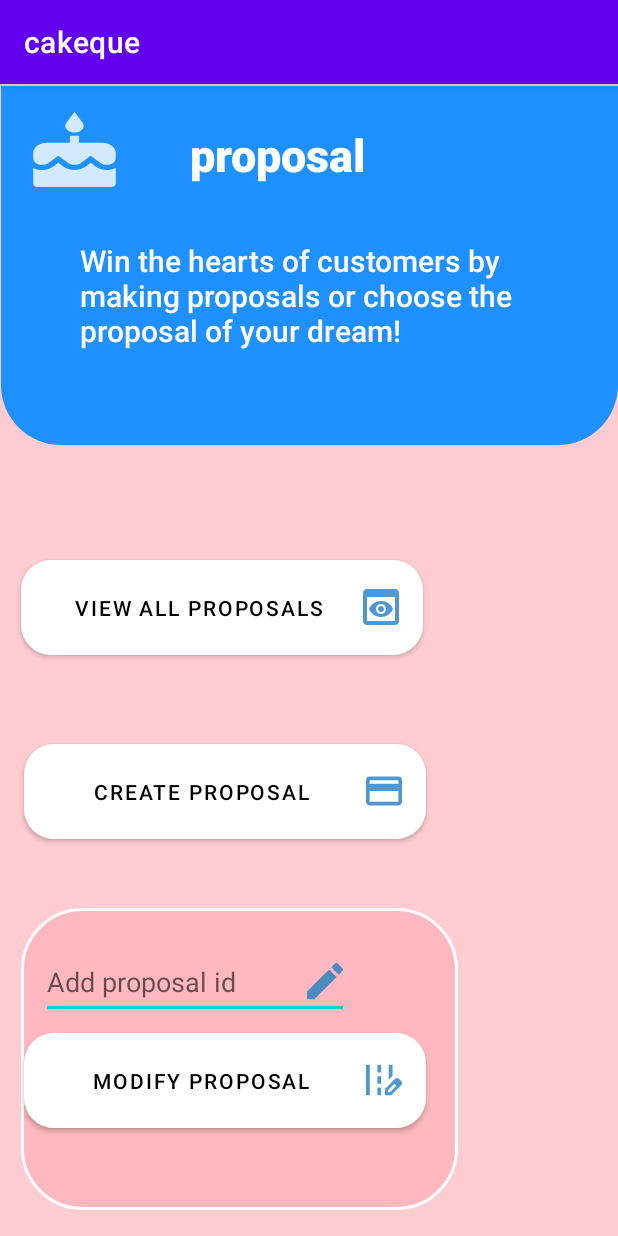
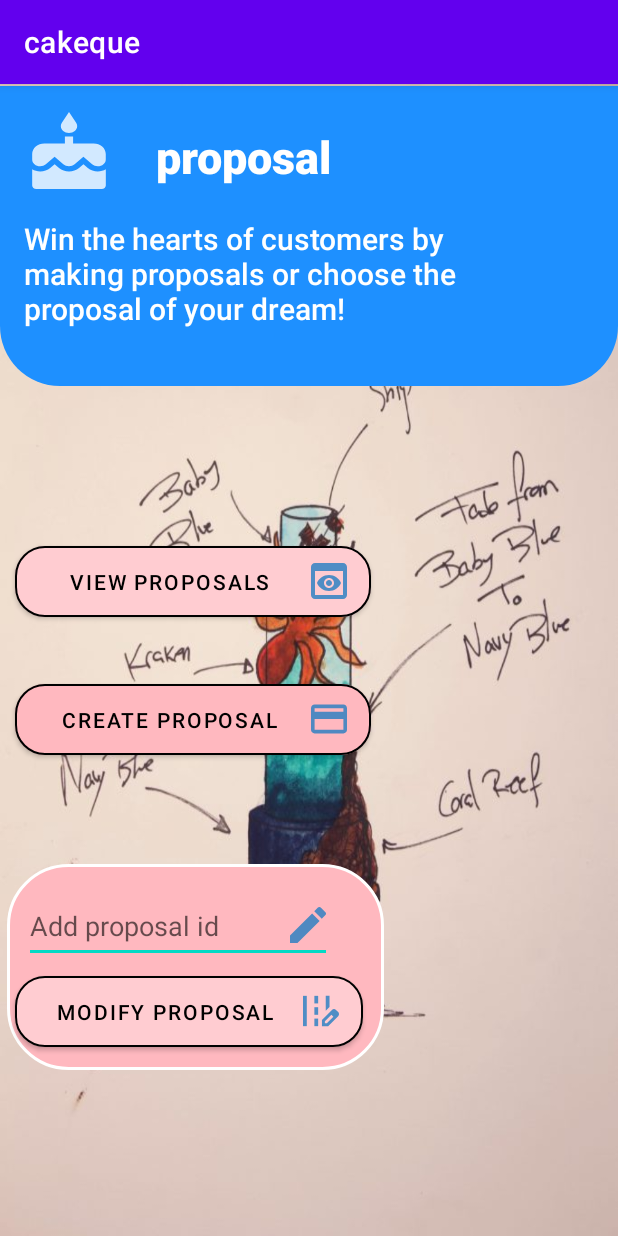
Before and after one commit to shashsan-96/MAD_Cakeque, an Android app: the proposal_dashboard screen opened directly, with no data from a screen before it, on a phone screen of 412 x 824 dp. Run offline under Robolectric (Android 15) with nearby library versions, the phone set to English and light mode, and no system bars.

Commit message:
add background image to the dashboard and view proposal page

```diff
--- a/app/src/main/res/drawable/myshape.xml
+++ b/app/src/main/res/drawable/myshape.xml
@@ -11,8 +11,4 @@
     <corners
         android:bottomLeftRadius="40dp"
         android:bottomRightRadius="40dp"/>
-
-
-
-
 </shape>
--- a/app/src/main/res/layout/activity_proposal_dashboard.xml
+++ b/app/src/main/res/layout/activity_proposal_dashboard.xml
@@ -4,14 +4,14 @@
     xmlns:tools="http://schemas.android.com/tools"
     android:layout_width="match_parent"
     android:layout_height="match_parent"
-    android:background="@color/pink_back"
+    android:background="@drawable/kk"
     android:textAlignment="textStart"
     tools:context=".proposal_dashboard">
 
     <TextView
         android:id="@+id/textView2"
-        android:layout_width="411dp"
-        android:layout_height="239dp"
+        android:layout_width="0dp"
+        android:layout_height="200dp"
         android:background="@drawable/myshape"
         android:fontFamily="sans-serif-black"
         android:textAlignment="center"
@@ -35,71 +35,78 @@
         android:textSize="30sp"
         app:layout_constraintBottom_toBottomOf="parent"
         app:layout_constraintEnd_toEndOf="parent"
-        app:layout_constraintHorizontal_bias="0.422"
+        app:layout_constraintHorizontal_bias="0.341"
         app:layout_constraintStart_toStartOf="parent"
         app:layout_constraintTop_toTopOf="parent"
-        app:layout_constraintVertical_bias="0.037" />
+        app:layout_constraintVertical_bias="0.039" />
 
     <Button
         android:id="@+id/button4"
-        android:layout_width="268dp"
-        android:layout_height="75dp"
+        android:layout_width="237dp"
+        android:layout_height="59dp"
         android:drawableRight="@drawable/view"
         android:text="@string/prodbtn"
         android:textColor="@color/black"
-        app:backgroundTint="@color/white"
+        app:backgroundTint="@color/pink_back"
         app:backgroundTintMode="screen"
+        app:cornerRadius="20dp"
+        app:layout_constraintBottom_toTopOf="@+id/button9"
+        app:layout_constraintEnd_toEndOf="parent"
+        app:layout_constraintHorizontal_bias="0.057"
+        app:layout_constraintStart_toStartOf="parent"
+        app:layout_constraintTop_toBottomOf="@+id/textView2"
+        app:layout_constraintVertical_bias="0.754"
+        app:strokeColor="@color/black"
+        app:strokeWidth="1dp" />
+
+    <Button
+        android:id="@+id/button9"
+        android:layout_width="237dp"
+        android:layout_height="59dp"
+        android:drawableRight="@drawable/create"
+        android:text="@string/prodbtn2"
+        android:textColor="@color/black"
+        app:backgroundTint="@color/soft_pink"
+        app:backgroundTintMode="add"
         app:cornerRadius="20dp"
         app:layout_constraintBottom_toBottomOf="parent"
         app:layout_constraintEnd_toEndOf="parent"
-        app:layout_constraintHorizontal_bias="0.097"
+        app:layout_constraintHorizontal_bias="0.057"
         app:layout_constraintStart_toStartOf="parent"
-        app:layout_constraintTop_toBottomOf="@+id/textView2"
-        app:layout_constraintVertical_bias="0.156" />
+        app:layout_constraintTop_toTopOf="parent"
+        app:layout_constraintVertical_bias="0.556"
+        app:strokeColor="@color/black"
+        app:strokeWidth="1dp" />
+
+    <TextView
+        android:id="@+id/textView5"
+        android:layout_width="251dp"
+        android:layout_height="137dp"
+        android:background="@drawable/roundrectangle"
+        app:layout_constraintBottom_toBottomOf="parent"
+        app:layout_constraintEnd_toEndOf="parent"
+        app:layout_constraintHorizontal_bias="0.031"
+        app:layout_constraintStart_toStartOf="parent"
+        app:layout_constraintTop_toTopOf="parent"
+        app:layout_constraintVertical_bias="0.824" />
 
     <Button
-        android:id="@+id/button9"
-        android:layout_width="268dp"
-        android:layout_height="75dp"
-        android:drawableRight="@drawable/create"
-        android:text="@string/prodbtn2"
+        android:id="@+id/button11"
+        android:layout_width="232dp"
+        android:layout_height="59dp"
+        android:drawableRight="@drawable/edit2"
+        android:text="@string/prodbtn3"
         android:textColor="@color/black"
-        app:backgroundTint="@color/white"
+        app:backgroundTint="@color/pink_back"
         app:cornerRadius="20dp"
         app:layout_constraintBottom_toBottomOf="parent"
         app:layout_constraintEnd_toEndOf="parent"
-        app:layout_constraintHorizontal_bias="0.111"
-        app:layout_constraintStart_toStartOf="parent"
-        app:layout_constraintTop_toBottomOf="@+id/button4"
-        app:layout_constraintVertical_bias="0.155" />
-
-    <TextView
-        android:id="@+id/textView5"
-        android:layout_width="291dp"
-        android:layout_height="201dp"
-        android:background="@drawable/roundrectangle"
-        app:layout_constraintBottom_toBottomOf="parent"
-        app:layout_constraintEnd_toEndOf="parent"
-        app:layout_constraintHorizontal_bias="0.116"
+        app:layout_constraintHorizontal_bias="0.055"
         app:layout_constraintStart_toStartOf="parent"
         app:layout_constraintTop_toTopOf="parent"
-        app:layout_constraintVertical_bias="0.969" />
-
-    <Button
-        android:id="@+id/button11"
-        android:layout_width="268dp"
-        android:layout_height="75dp"
-        android:drawableRight="@drawable/edit2"
-        android:text="@string/prodbtn3"
-        android:textColor="@color/black"
-        app:backgroundTint="@color/white"
-        app:cornerRadius="20dp"
-        app:layout_constraintBottom_toBottomOf="parent"
-        app:layout_constraintEnd_toEndOf="parent"
-        app:layout_constraintHorizontal_bias="0.111"
-        app:layout_constraintStart_toStartOf="parent"
-        app:layout_constraintTop_toTopOf="parent"
-        app:layout_constraintVertical_bias="0.905" />
+        app:layout_constraintVertical_bias="0.831"
+        app:strokeColor="@color/black"
+        app:strokeWidth="1dp" />
 
     <EditText
         android:id="@+id/editTextTextPersonName"
@@ -111,10 +118,10 @@
         android:inputType="textPersonName"
         app:layout_constraintBottom_toBottomOf="parent"
         app:layout_constraintEnd_toEndOf="parent"
-        app:layout_constraintHorizontal_bias="0.131"
+        app:layout_constraintHorizontal_bias="0.077"
         app:layout_constraintStart_toStartOf="parent"
         app:layout_constraintTop_toTopOf="parent"
-        app:layout_constraintVertical_bias="0.799" />
+        app:layout_constraintVertical_bias="0.747" />
 
     <TextView
         android:id="@+id/textView6"
@@ -127,15 +134,15 @@
         android:textSize="20sp"
         app:layout_constraintBottom_toBottomOf="parent"
         app:layout_constraintEnd_toEndOf="parent"
-        app:layout_constraintHorizontal_bias="0.495"
+        app:layout_constraintHorizontal_bias="0.149"
         app:layout_constraintStart_toStartOf="parent"
         app:layout_constraintTop_toTopOf="parent"
-        app:layout_constraintVertical_bias="0.155" />
+        app:layout_constraintVertical_bias="0.133" />
 
     <Button
         android:id="@+id/cakebtn"
-        android:layout_width="67dp"
-        android:layout_height="50dp"
+        android:layout_width="60dp"
+        android:layout_height="51dp"
         android:background="@drawable/cake"
         app:backgroundTint="@color/white"
         app:layout_constraintBottom_toBottomOf="parent"
--- a/app/src/main/res/values/strings.xml
+++ b/app/src/main/res/values/strings.xml
@@ -14,13 +14,13 @@
 
     <!--proposal_dash-->
     <string name="upperbar">Proposal</string>
-    <string name="prodbtn">View all proposals</string>
+    <string name="prodbtn">View proposals</string>
     <string name="prodbtn2">Create proposal</string>
     <string name="prodbtn3">Modify proposal</string>
     <string name="prodmodifylabel">Modify your proposal here</string>
     <string name="pro_modifyhint">Add proposal id</string>
-    <string name="prod_note">Win the hearts of customers by making proposals or choose the proposal of your dream!</string>
-
+    <string name="prod_note">Win the hearts of customers by making
+        proposals or choose the proposal of your dream!</string>
     <!--proposal_create-->
     <string name="textview7pcreate">Create proposal</string>
     <string name="proposalid">user id</string>
@@ -32,12 +32,10 @@
     <string name="tot_cost">Total_cost</string>
     <string name="calbtn">Calculate</string>
     <string name="sendbtn">Send</string>
-
     <!--proposl modify-->
     <string name="uploadbtn">Update</string>
     <string name="deletebtn">Delete</string>
     <string name="modifynote">Modify your proposal</string>
-
     <!--view proposal-->
     <string name="viewnote">Grab your dream cake structure here</string>
     <string name="searchbtn">Search</string>
```
Also changed, not shown: app/src/main/res/layout/activity_create_proposal.xml (+20 -20 lines), app/src/main/res/layout/activity_proposal_modify.xml (+11 -10 lines), app/src/main/res/layout/activity_view_profile.xml (+7 -6 lines), app/src/main/res/drawable/cakeback.jpg (added), app/src/main/res/drawable/cakedash.jpg (renamed from app/src/main/res/drawable/cake.jpg), app/src/main/res/drawable/kk.jpg (added), app/src/main/res/drawable/kk2.png (added).
